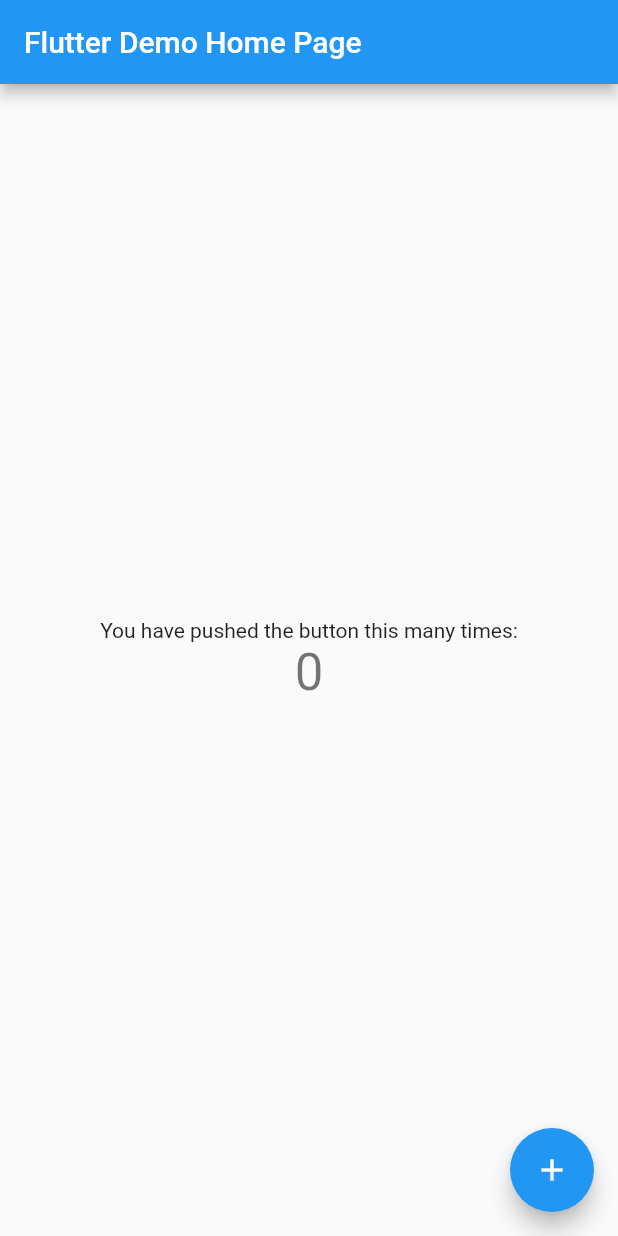
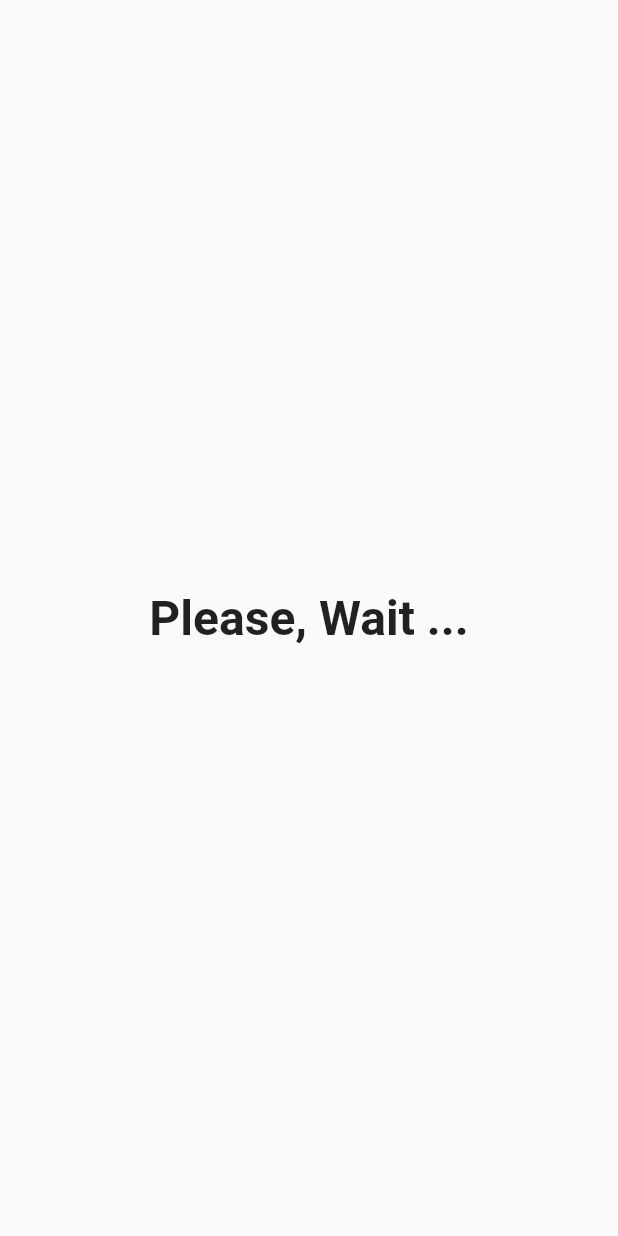
Before and after one commit to AbirAhsan/fakestore, a Flutter app: the screen it shows after launch, on a phone screen of 412 x 824 dp. Run offline on Flutter 3.47's test engine with Material 2 defaults, Android fonts, the phone set to English and light mode, and no system bars.

Commit message:
add spalsh screen view

```diff
--- a/lib/main.dart
+++ b/lib/main.dart
@@ -1,4 +1,6 @@
 import 'package:flutter/material.dart';
+
+import 'views/screens/splash_screen.dart';
 
 void main() {
   runApp(const MyApp());
@@ -11,58 +13,10 @@ class MyApp extends StatelessWidget {
   @override
   Widget build(BuildContext context) {
     return MaterialApp(
-      title: 'Flutter Demo',
-      theme: ThemeData(
-        primarySwatch: Colors.blue,
-      ),
-      home: const MyHomePage(title: 'Flutter Demo Home Page'),
-    );
+        title: 'Flutter Demo',
+        theme: ThemeData(
+          primarySwatch: Colors.blue,
+        ),
+        home: const SplashScreen());
   }
 }
-
-class MyHomePage extends StatefulWidget {
-  const MyHomePage({Key? key, required this.title}) : super(key: key);
-
-  final String title;
-
-  @override
-  State<MyHomePage> createState() => _MyHomePageState();
-}
-
-class _MyHomePageState extends State<MyHomePage> {
-  int _counter = 0;
-
-  void _incrementCounter() {
-    setState(() {
-      _counter++;
-    });
-  }
-
-  @override
-  Widget build(BuildContext context) {
-    return Scaffold(
-      appBar: AppBar(
-        title: Text(widget.title),
-      ),
-      body: Center(
-        child: Column(
-          mainAxisAlignment: MainAxisAlignment.center,
-          children: <Widget>[
-            const Text(
-              'You have pushed the button this many times:',
-            ),
-            Text(
-              '$_counter',
-              style: Theme.of(context).textTheme.headline4,
-            ),
-          ],
-        ),
-      ),
-      floatingActionButton: FloatingActionButton(
-        onPressed: _incrementCounter,
-        tooltip: 'Increment',
-        child: const Icon(Icons.add),
-      ),
-    );
-  }
-}
--- /dev/null
+++ b/lib/views/screens/splash_screen.dart
@@ -0,0 +1,20 @@
+import 'package:flutter/material.dart';
+
+class SplashScreen extends StatelessWidget {
+  const SplashScreen({Key? key}) : super(key: key);
+
+  @override
+  Widget build(BuildContext context) {
+    return const Scaffold(
+      body: Center(
+        child: Text(
+          "Please, Wait ...",
+          style: TextStyle(
+            fontWeight: FontWeight.bold,
+            fontSize: 32,
+          ),
+        ),
+      ),
+    );
+  }
+}
```
